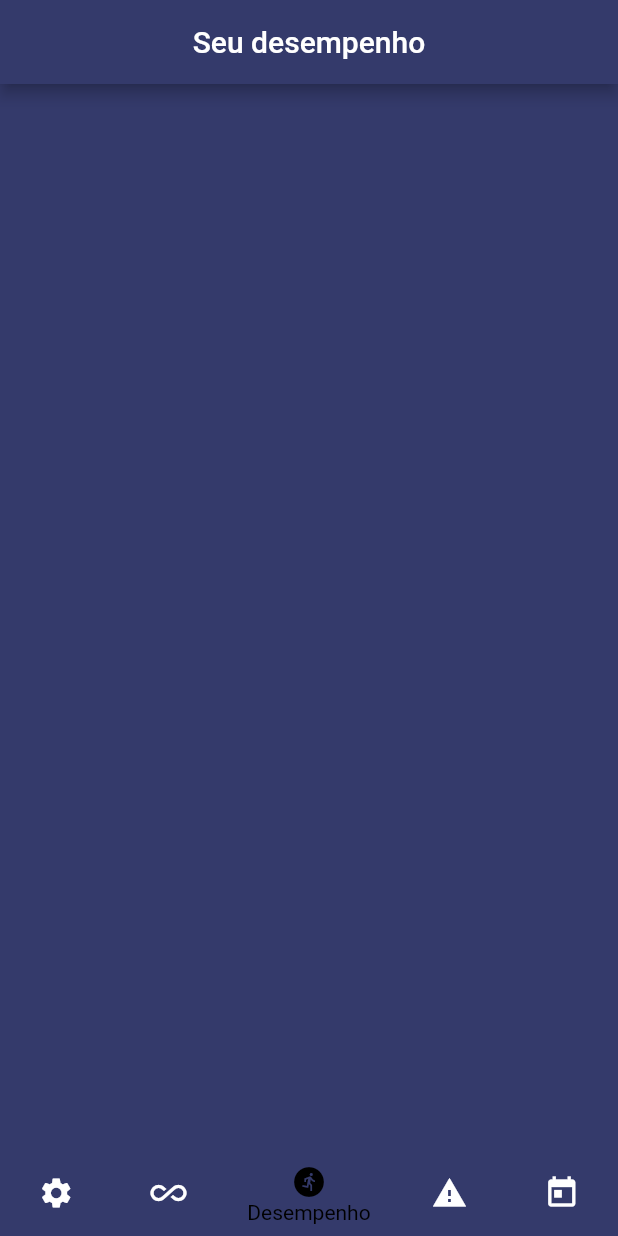
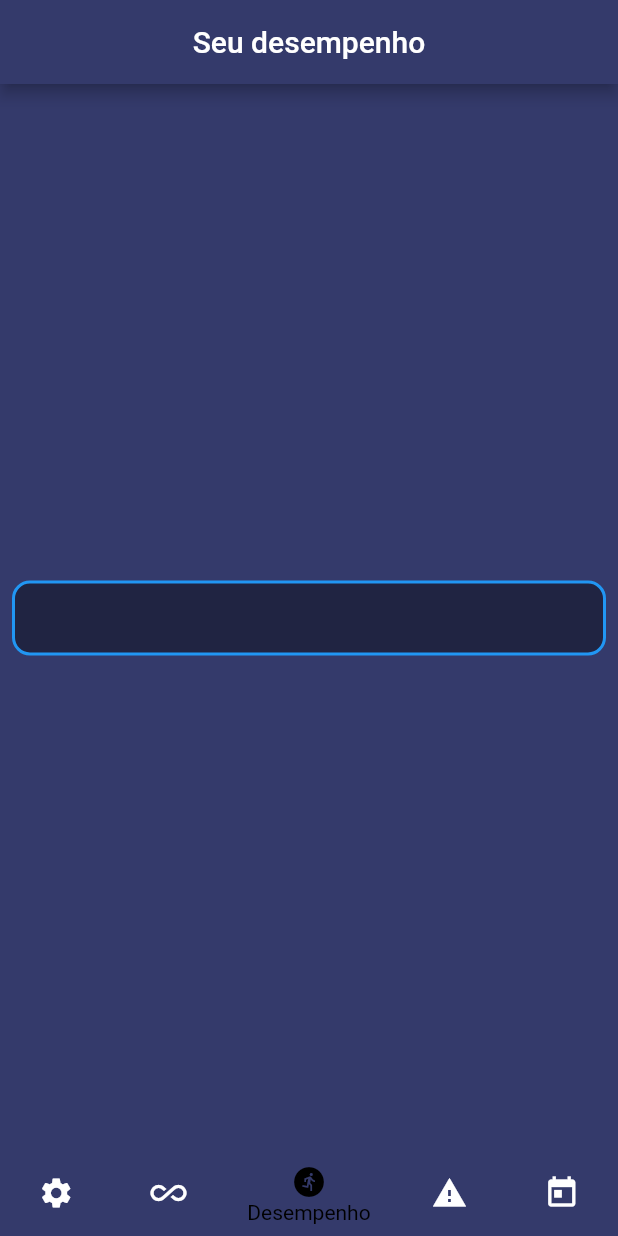
Before and after one commit to BrunoCsr/Projeto_Final_C214_EngSoftware, a Flutter app: the screen it shows after launch, item 3 of the bottom bar chosen, on a phone screen of 412 x 824 dp. Run offline on Flutter 3.47's test engine with Material 2 defaults, Android fonts, the light colour scheme and no system bars.

Commit message:
goal model first commit

```diff
--- a/lib/models/GoalModel.dart
+++ b/lib/models/GoalModel.dart
@@ -1,5 +1,4 @@
-import 'package:flutter/src/widgets/container.dart';
-import 'package:flutter/src/widgets/framework.dart';
+import 'package:flutter/material.dart';
 
 class GoalModel extends StatefulWidget {
   const GoalModel({super.key});
@@ -11,6 +10,19 @@ class GoalModel extends StatefulWidget {
 class _GoalModelState extends State<GoalModel> {
   @override
   Widget build(BuildContext context) {
-    return Container();
+    return Padding(
+      padding: const EdgeInsets.all(8.0),
+      child: Container(
+        height: 50,
+        width: double.infinity,
+        decoration: BoxDecoration(
+            border: Border.all(
+              color: Colors.blue,
+              width: 2,
+            ),
+            color: Colors.black38,
+            borderRadius: BorderRadius.circular(12)),
+      ),
+    );
   }
 }
--- a/lib/pages/performancePage.dart
+++ b/lib/pages/performancePage.dart
@@ -1,3 +1,4 @@
+import 'package:evryday_goals/models/GoalModel.dart';
 import 'package:flutter/material.dart';
 
 class PerformancePage extends StatefulWidget {
@@ -21,6 +22,9 @@ class _PerformancePageState extends State<PerformancePage> {
         height: double.infinity,
         width: double.infinity,
         color: myMainBlue,
+        child: Center(
+          child: GoalModel(),
+        ),
       ),
     );
     ;
```
